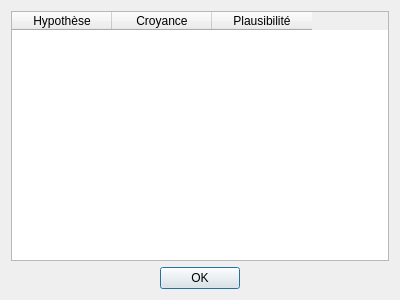
The window that UI/ResultatsDialog.ui (Hamza5/Plateforme-outils-SII) describes before a commit, drawn with Qt 5.
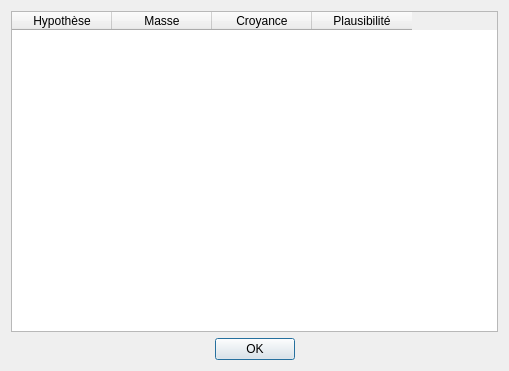
The same window after the commit.

Commit message: Afficher les masses dans les résultats

The edit to the form file:
```diff
--- a/UI/ResultatsDialog.ui
+++ b/UI/ResultatsDialog.ui
@@ -9,8 +9,8 @@
    <rect>
     <x>0</x>
     <y>0</y>
-    <width>400</width>
-    <height>300</height>
+    <width>509</width>
+    <height>371</height>
    </rect>
   </property>
   <property name="windowTitle">
@@ -33,6 +33,11 @@
        <string>Hypothèse</string>
       </property>
      </column>
+     <column>
+      <property name="text">
+       <string>Masse</string>
+      </property>
+     </column>
      <column>
       <property name="text">
        <string>Croyance</string>
```
The commit also changes 2 other files.
